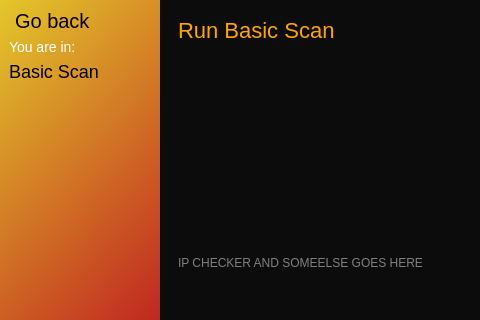
hunterjreid/HomeScan, file router/scan_ui/BasicScan.ui: the form before one commit; both pictures show x 0 to 480 and y 0 to 320 of the 914 by 506 pixel window.
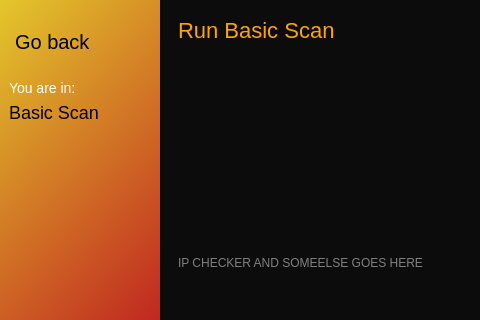
The form after the commit. Icons and pictures are not drawn.

```diff
--- a/router/scan_ui/BasicScan.ui
+++ b/router/scan_ui/BasicScan.ui
@@ -63,6 +63,12 @@
           <layout class="QHBoxLayout" name="top">
            <item alignment="Qt::AlignTop">
             <widget class="QPushButton" name="back">
+             <property name="minimumSize">
+              <size>
+               <width>0</width>
+               <height>65</height>
+              </size>
+             </property>
              <property name="styleSheet">
               <string notr="true">font-size:20px;
 background:none;</string>
```
